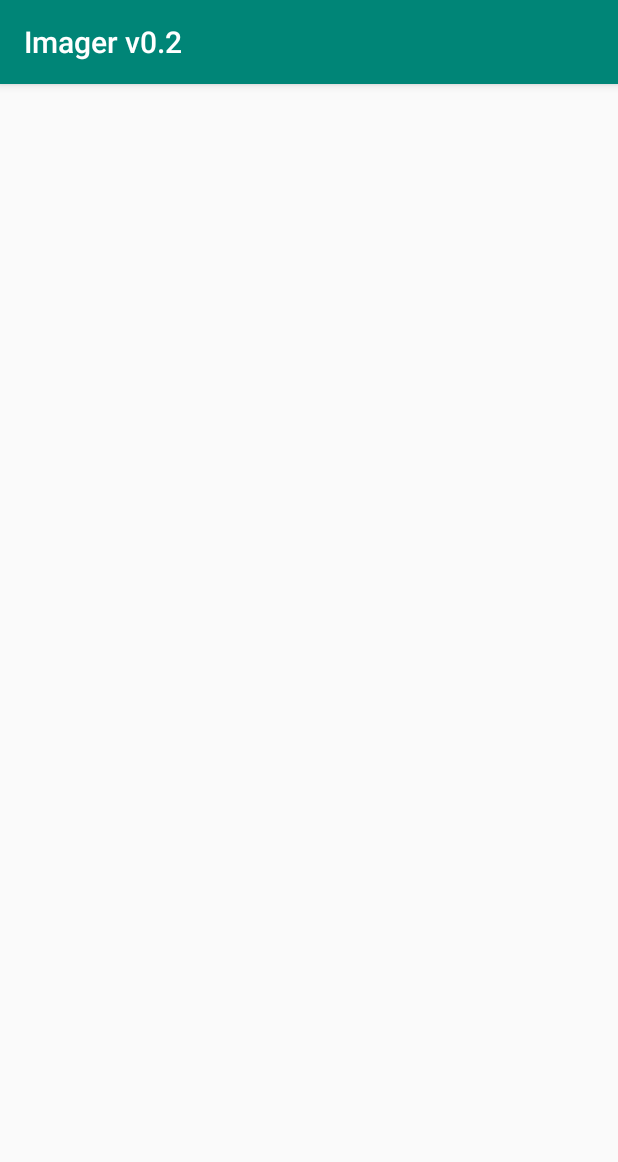
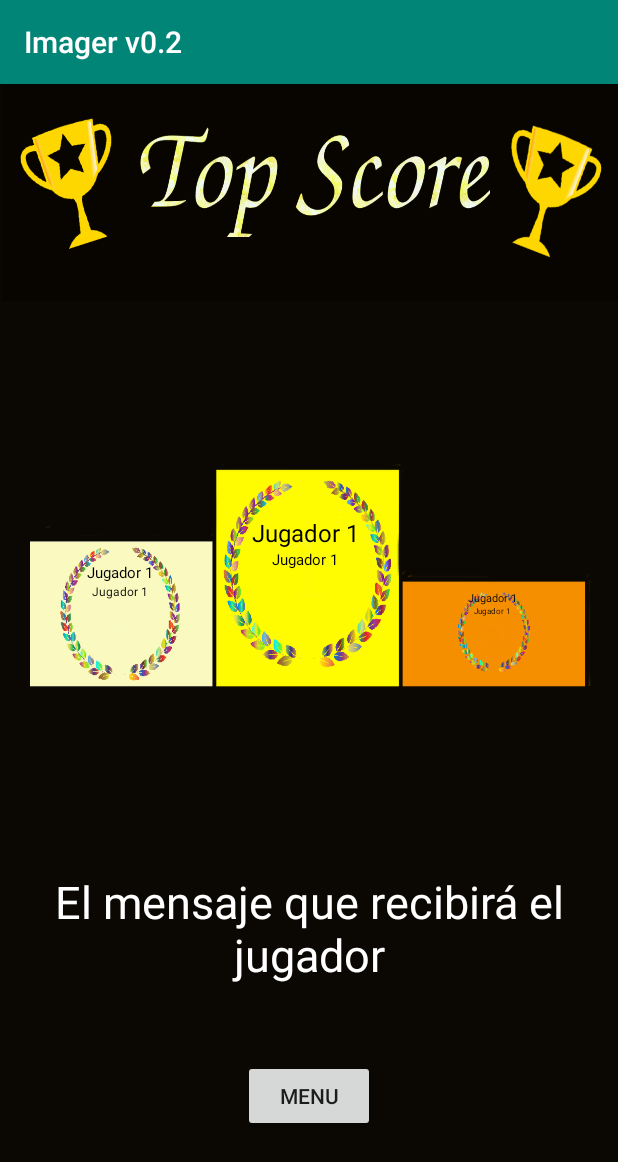
Before and after one commit to mariabelenTC/LSMU, an Android app: the TopScore screen opened directly, with no data from a screen before it, on a phone screen of 412 x 824 dp. Shown: the top 1162 px of the screen. Run offline under Robolectric (Android 15) with nearby library versions, the phone set to English and light mode, and no system bars.

Commit message:
si no funciona.. aqui

```diff
--- a/Imagerv02/app/src/main/java/marbel/mov/urjc/imagerv02/PlayDibujar/Botonera.java
+++ b/Imagerv02/app/src/main/java/marbel/mov/urjc/imagerv02/PlayDibujar/Botonera.java
@@ -6,7 +6,7 @@ import android.util.Log;
 
 
 public class Botonera {
-    Dibujar m;
+    private Dibujar m;
     private static final String TAG1 = "colores";
     public Botonera(Dibujar main){
         m=main;
--- a/Imagerv02/app/src/main/java/marbel/mov/urjc/imagerv02/PlayPuzzle/OnClickLisnerPuzzle.java
+++ b/Imagerv02/app/src/main/java/marbel/mov/urjc/imagerv02/PlayPuzzle/OnClickLisnerPuzzle.java
@@ -94,7 +94,7 @@ class OnClickLisnerPuzzle implements View.OnClickListener {
                     //actualizarScore();
 
                     int scor= score.getScore();
-                    changeTopscore=new Change_Activity(p,nameUser,scor);
+                    changeTopscore=new Change_Activity(p,nameUser," ",scor);
                     p.timeRunning = false;
                     p.temporizador.cancel();
                     intchange =new Intent(p, TopScore.class);
--- a/Imagerv02/app/src/main/java/marbel/mov/urjc/imagerv02/TopScore.java
+++ b/Imagerv02/app/src/main/java/marbel/mov/urjc/imagerv02/TopScore.java
@@ -3,12 +3,50 @@ package marbel.mov.urjc.imagerv02;
 import androidx.appcompat.app.AppCompatActivity;
 
 import android.os.Bundle;
+import android.widget.Button;
+import android.widget.ImageButton;
+import android.widget.TextView;
 
 public class TopScore extends AppCompatActivity {
+
+    private TextView score1,score2,score3,player1,player2,player3,tv_mess;
+    private String nameJugador,modoJuego, mensaje;
+    private int scoreJugador;
+    private Button btn_VolverMenu;
+
+    private Bundle bundle;
 
     @Override
     protected void onCreate(Bundle savedInstanceState) {
         super.onCreate(savedInstanceState);
         setContentView(R.layout.activity_top_score);
+
+
+
+        btn_VolverMenu=(Button) findViewById(R.id.BTN_goMenu);
+
+
+        score1=(TextView) findViewById(R.id.tv_score1);
+        score2=(TextView) findViewById(R.id.tv_score2);
+        score3=(TextView) findViewById(R.id.tv_score3);
+
+        player1=(TextView) findViewById(R.id.tv_jugador1);
+        player2=(TextView) findViewById(R.id.tv_jugador2);
+        player3=(TextView) findViewById(R.id.tv_jugador3);
+
+        tv_mess=(TextView) findViewById(R.id.mgs);
+
+
+        bundle=getIntent().getExtras();
+        if(bundle!=null){
+            nameJugador=bundle.getString("nombre"," ");
+            modoJuego=bundle.getString("juego", " ");
+            scoreJugador=bundle.getInt("score", 0);
+
+            mensaje="Tu puntuación es de " + Integer.toString(scoreJugador) + " "+ nameJugador+" en: "+ modoJuego;
+
+            tv_mess.setText(mensaje);
+
+        }
     }
 }
--- a/Imagerv02/app/src/main/res/layout/activity_top_score.xml
+++ b/Imagerv02/app/src/main/res/layout/activity_top_score.xml
@@ -1,9 +1,147 @@
 <?xml version="1.0" encoding="utf-8"?>
-<androidx.constraintlayout.widget.ConstraintLayout xmlns:android="http://schemas.android.com/apk/res/android"
+<LinearLayout xmlns:android="http://schemas.android.com/apk/res/android"
     xmlns:app="http://schemas.android.com/apk/res-auto"
     xmlns:tools="http://schemas.android.com/tools"
     android:layout_width="match_parent"
     android:layout_height="match_parent"
+    android:orientation="vertical"
+    android:background="@drawable/fondotop"
     tools:context=".TopScore">
 
-</androidx.constraintlayout.widget.ConstraintLayout>
+
+    <LinearLayout
+        android:layout_width="370dp"
+        android:layout_height="wrap_content"
+        android:layout_marginLeft="19dp"
+        android:layout_marginTop="278dp"
+        android:layout_marginRight="22dp"
+        android:orientation="horizontal">
+
+        <LinearLayout
+            android:layout_width="121dp"
+            android:layout_height="match_parent"
+            android:layout_gravity="center"
+            android:gravity="center"
+            android:orientation="vertical">
+
+            <TextView
+                android:id="@+id/tv_jugador1"
+                android:layout_width="match_parent"
+                android:layout_height="wrap_content"
+                android:layout_marginTop="20dp"
+                android:layout_gravity="center_vertical"
+                android:textColor="#000"
+                android:gravity="center_horizontal"
+                android:textSize="10dp"
+                android:text="Jugador 1" />
+
+            <TextView
+                android:id="@+id/tv_score1"
+                android:layout_width="match_parent"
+                android:layout_height="wrap_content"
+                android:textColor="#000"
+                android:layout_gravity="center_vertical"
+                android:gravity="center"
+                android:textSize="8dp"
+                android:text="Jugador 1" />
+
+
+
+        </LinearLayout>
+
+
+        <LinearLayout
+            android:layout_width="126dp"
+            android:layout_height="87dp"
+
+            android:orientation="vertical">
+
+            <TextView
+                android:id="@+id/tv_jugador2"
+                android:layout_marginTop="10dp"
+                android:layout_width="match_parent"
+                android:layout_height="wrap_content"
+                android:layout_gravity="center"
+                android:gravity="center"
+                android:textColor="#000"
+                android:textSize="16dp"
+                android:text="Jugador 1" />
+
+            <TextView
+                android:id="@+id/tv_score2"
+                android:layout_width="match_parent"
+                android:layout_height="wrap_content"
+                android:layout_gravity="center"
+                android:gravity="center"
+                android:textColor="#000"
+                android:textSize="10dp"
+                android:text="Jugador 1" />
+
+
+        </LinearLayout>
+
+        <LinearLayout
+            android:layout_width="match_parent"
+            android:layout_height="wrap_content"
+            android:layout_gravity="center"
+            android:gravity="center"
+            android:textColor="#000"
+            android:orientation="vertical">
+            <LinearLayout
+                android:layout_marginTop="50dp"
+                android:layout_width="match_parent"
+                android:layout_height="match_parent"
+                android:orientation="vertical">
+                <TextView
+                    android:id="@+id/tv_jugador3"
+                    android:layout_width="match_parent"
+                    android:layout_height="wrap_content"
+                    android:layout_gravity="center"
+                    android:gravity="center"
+                    android:textColor="#000"
+                    android:textSize="7dp"
+                    android:text="Jugador 1" />
+
+                <TextView
+                    android:id="@+id/tv_score3"
+                    android:layout_width="match_parent"
+                    android:layout_height="wrap_content"
+                    android:layout_gravity="center_vertical"
+                    android:gravity="center_horizontal"
+                    android:textColor="#000"
+                    android:textSize="5dp"
+                    android:text="Jugador 1" />
+
+
+            </LinearLayout>
+
+        </LinearLayout>
+
+    </LinearLayout>
+
+    <LinearLayout
+        android:layout_marginTop="90dp"
+        android:layout_width="match_parent"
+        android:layout_height="match_parent"
+        android:orientation="vertical"
+        android:layout_gravity="center"
+        android:gravity="center">
+        <TextView
+            android:id="@+id/mgs"
+            android:layout_width="wrap_content"
+            android:layout_height="wrap_content"
+            android:layout_marginBottom="50dp"
+            android:textSize="30dp"
+            android:gravity="center"
+            android:textColor="#fff"
+            android:text="El mensaje que recibirá el jugador"/>
+
+        <Button
+            android:id="@+id/BTN_goMenu"
+            android:layout_width="wrap_content"
+            android:layout_height="wrap_content"
+            android:text="Menu"/>
+    </LinearLayout>
+
+
+</LinearLayout>
```
Also changed, not shown: Imagerv02/app/src/main/java/marbel/mov/urjc/imagerv02/Change_Activity.java (+16 -32 lines), Imagerv02/app/src/main/java/marbel/mov/urjc/imagerv02/Dificultad.java (+4 -4 lines), Imagerv02/app/src/main/java/marbel/mov/urjc/imagerv02/ListenerNivel.java (deleted, +0 -38 lines), Imagerv02/app/src/main/java/marbel/mov/urjc/imagerv02/Menu.java (+6 -6 lines), Imagerv02/app/src/main/java/marbel/mov/urjc/imagerv02/PlayDibujar/Dibujar.java (+0 -24 lines), Imagerv02/app/src/main/java/marbel/mov/urjc/imagerv02/PlayDibujar/OnClickListener.java (+3 -9 lines), Imagerv02/app/src/main/java/marbel/mov/urjc/imagerv02/PlayDibujar/Score.java (+3 -24 lines), Imagerv02/app/src/main/res/drawable/fondotop.jpeg (added).
